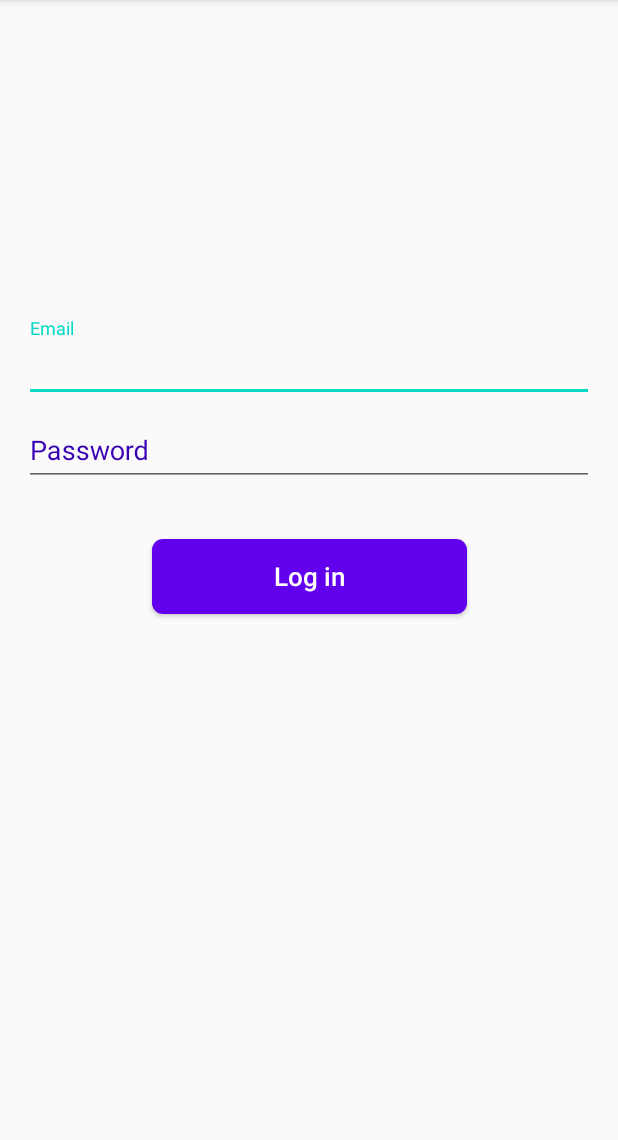
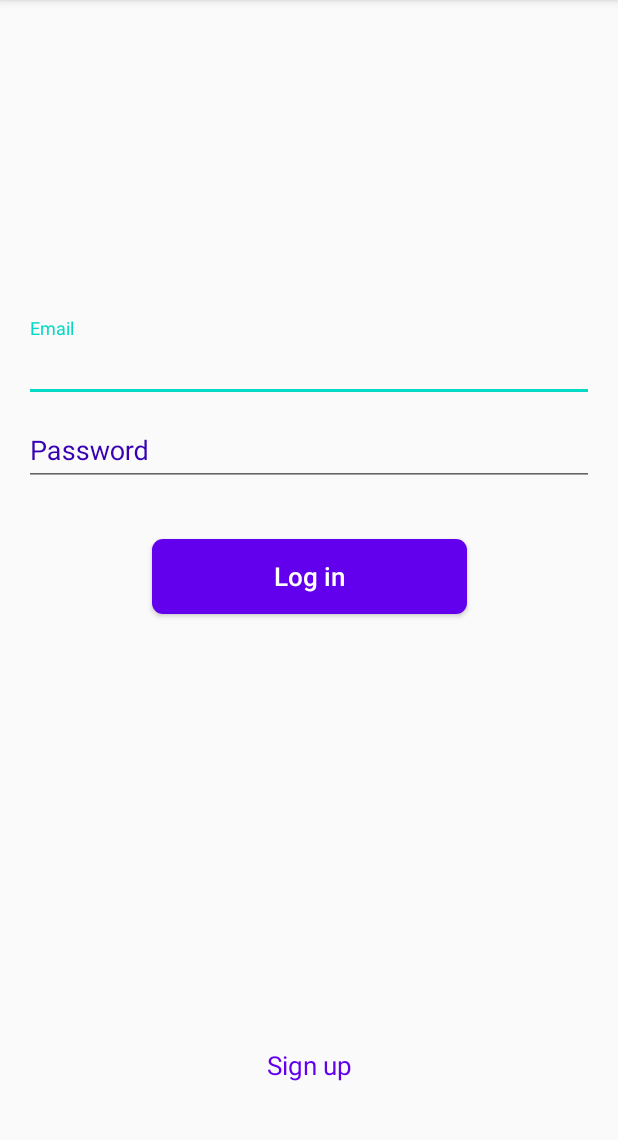
Before and after one commit to fredeborras/frede360, an Android app: the screen it shows after launch (LoginActivity), on a phone screen of 412 x 824 dp, the part 84-1224 px from its top. Run offline under Robolectric (Android 15) with nearby library versions, the phone set to English and light mode, and no system bars.

Commit message:
View Component: Frede360LabelButton + Feature: Login - Adding Register Button

```diff
--- /dev/null
+++ b/app/src/main/java/com/frede360/app/commons/ui/Frede360LabelButton.kt
@@ -0,0 +1,41 @@
+package com.frede360.app.commons.ui
+
+import android.content.Context
+import android.util.AttributeSet
+import android.view.LayoutInflater
+import android.widget.LinearLayout
+import com.frede360.app.R
+import kotlinx.android.synthetic.main.view_frede360_label_button.view.*
+
+class Frede360LabelButton @JvmOverloads constructor(
+    context: Context,
+    attrs: AttributeSet? = null,
+    defStyle: Int = 0,
+    defStyleRes: Int = 0
+) : LinearLayout(context, attrs, defStyle, defStyleRes) {
+
+    init {
+        LayoutInflater.from(context).inflate(R.layout.view_frede360_label_button, this, true)
+
+        orientation = HORIZONTAL
+
+        attrs?.let {
+            val typedArray =
+                context.obtainStyledAttributes(it, R.styleable.Frede360LabelButton, 0, 0)
+
+            val title = typedArray.getString(R.styleable.Frede360LabelButton_frede360_text)
+            val textColor = resources.getInteger(
+                typedArray.getResourceId(
+                    R.styleable.Frede360LabelButton_frede360_color,
+                    R.color.colorPrimary
+                )
+            )
+
+            mainLabel.text = title
+            mainLabel.setTextColor(textColor)
+
+            typedArray.recycle()
+        }
+    }
+
+}
--- a/app/src/main/res/layout/activity_login.xml
+++ b/app/src/main/res/layout/activity_login.xml
@@ -60,6 +60,16 @@
             app:layout_constraintRight_toRightOf="parent"
             app:layout_constraintTop_toTopOf="parent" />
 
+        <com.frede360.app.commons.ui.Frede360LabelButton
+            android:id="@+id/registerBtn"
+            android:layout_width="wrap_content"
+            android:layout_height="wrap_content"
+            android:layout_marginBottom="@dimen/button_bottom_margin"
+            app:frede360_text="@string/sign_up"
+            app:layout_constraintBottom_toBottomOf="parent"
+            app:layout_constraintLeft_toLeftOf="parent"
+            app:layout_constraintRight_toRightOf="parent" />
+
     </androidx.constraintlayout.widget.ConstraintLayout>
 
 </androidx.core.widget.NestedScrollView>
--- /dev/null
+++ b/app/src/main/res/layout/view_frede360_label_button.xml
@@ -0,0 +1,14 @@
+<?xml version="1.0" encoding="utf-8"?>
+<merge xmlns:android="http://schemas.android.com/apk/res/android"
+    android:layout_width="match_parent"
+    android:layout_height="wrap_content">
+
+    <TextView
+        android:id="@+id/mainLabel"
+        android:layout_width="match_parent"
+        android:layout_height="wrap_content"
+        android:gravity="center"
+        android:padding="10dp"
+        android:textSize="@dimen/button_text_size" />
+
+</merge>
--- a/app/src/main/res/values/attrs.xml
+++ b/app/src/main/res/values/attrs.xml
@@ -4,4 +4,9 @@
         <attr name="frede360_text" format="string" />
         <attr name="frede360_enabled" format="boolean" />
     </declare-styleable>
+
+    <declare-styleable name="Frede360LabelButton">
+        <attr name="frede360_text" />
+        <attr name="frede360_color" format="reference" />
+    </declare-styleable>
 </resources>
--- a/app/src/main/res/values/dimens.xml
+++ b/app/src/main/res/values/dimens.xml
@@ -2,4 +2,7 @@
     <!-- Default screen margins, per the Android Design guidelines. -->
     <dimen name="activity_horizontal_margin">16dp</dimen>
     <dimen name="activity_vertical_margin">16dp</dimen>
+
+    <dimen name="button_text_size">17sp</dimen>
+    <dimen name="button_bottom_margin">20dp</dimen>
 </resources>
--- a/app/src/main/res/values/strings.xml
+++ b/app/src/main/res/values/strings.xml
@@ -2,5 +2,9 @@
     <string name="app_name">Frede360</string>
     <string name="email">Email</string>
     <string name="password">Password</string>
+
+    <!-- Log in -->
     <string name="login_in">Log in</string>
+    <string name="sign_up">Sign up</string>
+
 </resources>
--- a/app/src/main/res/values/styles.xml
+++ b/app/src/main/res/values/styles.xml
@@ -27,7 +27,7 @@
         <item name="android:gravity">center</item>
         <item name="textAllCaps">false</item>
         <item name="android:textColor">@android:color/white</item>
-        <item name="android:textSize">17sp</item>
+        <item name="android:textSize">@dimen/button_text_size</item>
     </style>
 
 </resources>
```
